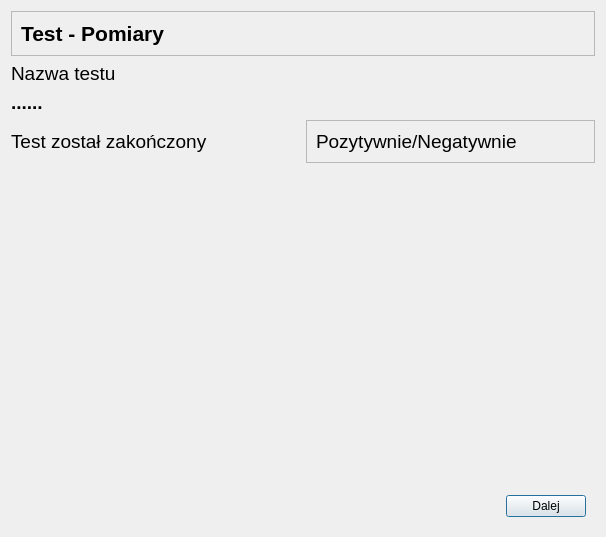
wiacekmarcin/CzujkiLiniowe, file CzujkiLinioweApp/oknopodsumowanietestu.ui: the form before one commit.
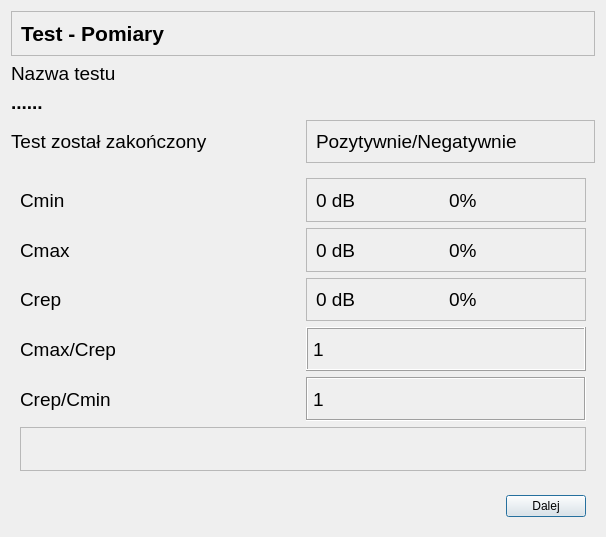
The form after the commit. Icons and pictures are not drawn. Custom widgets are drawn as their Qt base class.

```diff
--- a/CzujkiLinioweApp/oknopodsumowanietestu.ui
+++ b/CzujkiLinioweApp/oknopodsumowanietestu.ui
@@ -144,26 +144,249 @@
      <property name="currentIndex">
       <number>0</number>
      </property>
-     <widget class="OdtwarzalnoscWyniki" name="odtwarzalnosc"/>
-     <widget class="PowtarzalnoscWyniki" name="powtarzalnosc"/>
+     <widget class="QWidget" name="odtwarzalnosc">
+      <layout class="QGridLayout" name="gridLayout_odtwarzalnosc">
+       <item row="3" column="1">
+        <widget class="QFrame" name="odtwarzalnoscfrcmax">
+         <property name="frameShape">
+          <enum>QFrame::StyledPanel</enum>
+         </property>
+         <property name="frameShadow">
+          <enum>QFrame::Raised</enum>
+         </property>
+         <layout class="QHBoxLayout" name="horizontalLayoutodtwarzalnosccmax">
+          <item>
+           <widget class="QLabel" name="odtwarzalnoscCmax">
+            <property name="font">
+             <font>
+              <pointsize>14</pointsize>
+             </font>
+            </property>
+            <property name="text">
+             <string>0 dB</string>
+            </property>
+           </widget>
+          </item>
+          <item>
+           <widget class="QLabel" name="odtwarzalnoscCmax2">
+            <property name="font">
+             <font>
+              <pointsize>14</pointsize>
+             </font>
+            </property>
+            <property name="text">
+             <string>0%</string>
+            </property>
+           </widget>
+          </item>
+         </layout>
+        </widget>
+       </item>
+       <item row="2" column="1">
+        <widget class="QFrame" name="odtwarzalnoscfrcmin">
+         <property name="frameShape">
+          <enum>QFrame::StyledPanel</enum>
+         </property>
+         <property name="frameShadow">
+          <enum>QFrame::Raised</enum>
+         </property>
+         <layout class="QHBoxLayout" name="horizontalLayoutodtwarzalnosccmin">
+          <item>
+           <widget class="QLabel" name="odtwarzalnoscCmin">
+            <property name="font">
+             <font>
+              <pointsize>14</pointsize>
+             </font>
+            </property>
+            <property name="text">
+             <string>0 dB</string>
+            </property>
+           </widget>
+          </item>
+          <item>
+           <widget class="QLabel" name="odtwarzalnoscCmin2">
+            <property name="font">
+             <font>
+              <pointsize>14</pointsize>
+             </font>
+            </property>
+            <property name="text">
+             <string>0%</string>
+            </property>
+           </widget>
+          </item>
+         </layout>
+        </widget>
+       </item>
+       <item row="3" column="0">
+        <widget class="QLabel" name="eOdtwarzalnosccmax">
+         <property name="font">
+          <font>
+           <pointsize>14</pointsize>
+          </font>
+         </property>
+         <property name="text">
+          <string>Cmax</string>
+         </property>
+        </widget>
+       </item>
+       <item row="5" column="0">
+        <widget class="QLabel" name="eOdtwarzalnosctcmaxcrep">
+         <property name="font">
+          <font>
+           <pointsize>14</pointsize>
+          </font>
+         </property>
+         <property name="text">
+          <string>Cmax/Crep</string>
+         </property>
+        </widget>
+       </item>
+       <item row="4" column="1">
+        <widget class="QFrame" name="odtwarzalnoscfrcrep">
+         <property name="frameShape">
+          <enum>QFrame::StyledPanel</enum>
+         </property>
+         <property name="frameShadow">
+          <enum>QFrame::Raised</enum>
+         </property>
+         <layout class="QHBoxLayout" name="horizontalLayoutodtwarzalnosccrep">
+          <item>
+           <widget class="QLabel" name="odtwarzalnoscCrep">
+            <property name="font">
+             <font>
+              <pointsize>14</pointsize>
+             </font>
+            </property>
+            <property name="text">
+             <string>0 dB</string>
+            </property>
+           </widget>
+          </item>
+          <item>
+           <widget class="QLabel" name="odtwarzalnoscCrep2">
+            <property name="font">
+             <font>
+              <pointsize>14</pointsize>
+             </font>
+            </property>
+            <property name="text">
+             <string>0%</string>
+            </property>
+           </widget>
+          </item>
+         </layout>
+        </widget>
+       </item>
+       <item row="2" column="0">
+        <widget class="QLabel" name="eOdtwarzalnoscCmin">
+         <property name="font">
+          <font>
+           <pointsize>14</pointsize>
+          </font>
+         </property>
+         <property name="text">
+          <string>Cmin</string>
+         </property>
+         <property name="wordWrap">
+          <bool>true</bool>
+         </property>
+        </widget>
+       </item>
+       <item row="7" column="0" colspan="2">
+        <widget class="QFrame" name="odtwarzalnoscframeTable">
+         <property name="frameShape">
+          <enum>QFrame::StyledPanel</enum>
+         </property>
+         <property name="frameShadow">
+          <enum>QFrame::Raised</enum>
+         </property>
+         <layout class="QGridLayout" name="odtwarzalnoscGridLayoutResults">
+          <property name="leftMargin">
+           <number>5</number>
+          </property>
+          <property name="topMargin">
+           <number>5</number>
+          </property>
+          <property name="rightMargin">
+           <number>5</number>
+          </property>
+          <property name="bottomMargin">
+           <number>5</number>
+          </property>
+          <property name="spacing">
+           <number>3</number>
+          </property>
+         </layout>
+        </widget>
+       </item>
+       <item row="5" column="1">
+        <widget class="QLabel" name="odtwarzalnoscCmaxCrep">
+         <property name="font">
+          <font>
+           <pointsize>14</pointsize>
+          </font>
+         </property>
+         <property name="frameShape">
+          <enum>QFrame::Box</enum>
+         </property>
+         <property name="frameShadow">
+          <enum>QFrame::Raised</enum>
+         </property>
+         <property name="text">
+          <string>1</string>
+         </property>
+        </widget>
+       </item>
+       <item row="4" column="0">
+        <widget class="QLabel" name="eOdtwarzalnosccrep">
+         <property name="font">
+          <font>
+           <pointsize>14</pointsize>
+          </font>
+         </property>
+         <property name="text">
+          <string>Crep</string>
+         </property>
+        </widget>
+       </item>
+       <item row="6" column="0">
+        <widget class="QLabel" name="eOdtwarzalnoscCrepCmin">
+         <property name="font">
+          <font>
+           <pointsize>14</pointsize>
+          </font>
+         </property>
+         <property name="text">
+          <string>Crep/Cmin</string>
+         </property>
+        </widget>
+       </item>
+       <item row="6" column="1">
+        <widget class="QLabel" name="odtwarzalnoscCrepCmin">
+         <property name="font">
+          <font>
+           <pointsize>14</pointsize>
+          </font>
+         </property>
+         <property name="frameShape">
+          <enum>QFrame::Box</enum>
+         </property>
+         <property name="frameShadow">
+          <enum>QFrame::Sunken</enum>
+         </property>
+         <property name="text">
+          <string>1</string>
+         </property>
+        </widget>
+       </item>
+      </layout>
+     </widget>
+     <widget class="QWidget" name="powtarzalnosc"/>
     </widget>
    </item>
   </layout>
  </widget>
- <customwidgets>
-  <customwidget>
-   <class>OdtwarzalnoscWyniki</class>
-   <extends>QWidget</extends>
-   <header>odtwarzalnoscwyniki.h</header>
-   <container>1</container>
-  </customwidget>
-  <customwidget>
-   <class>PowtarzalnoscWyniki</class>
-   <extends>QWidget</extends>
-   <header>powtarzalnoscwyniki.h</header>
-   <container>1</container>
-  </customwidget>
- </customwidgets>
  <resources/>
  <connections/>
 </ui>
```
Left out of the diff: 8 changed lines with no effect on the pictures.
